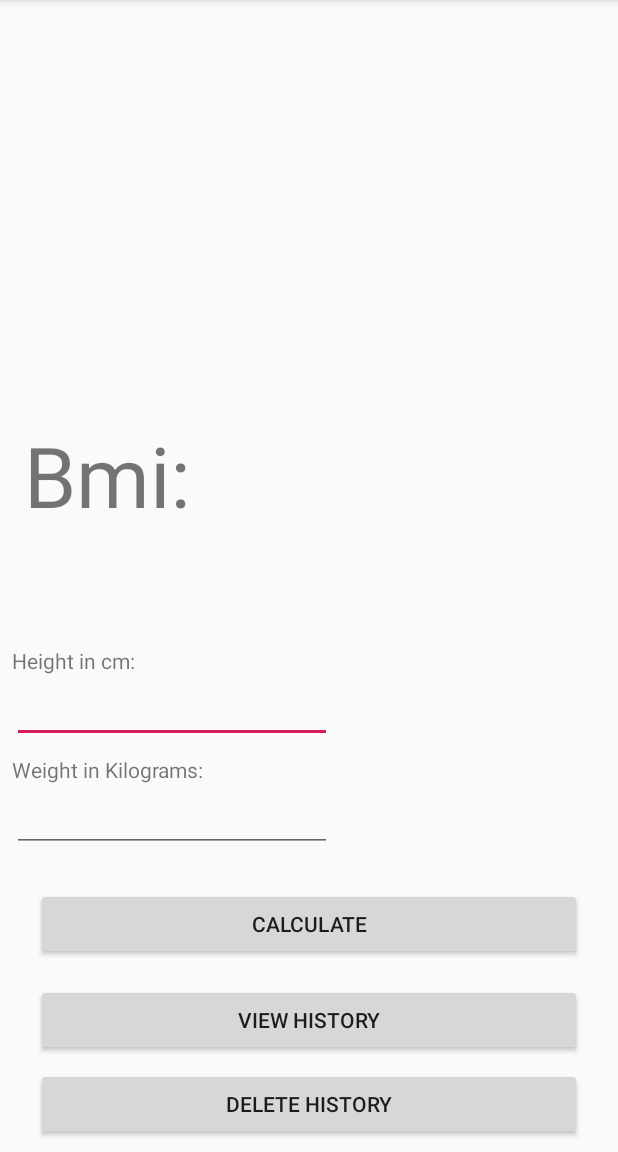
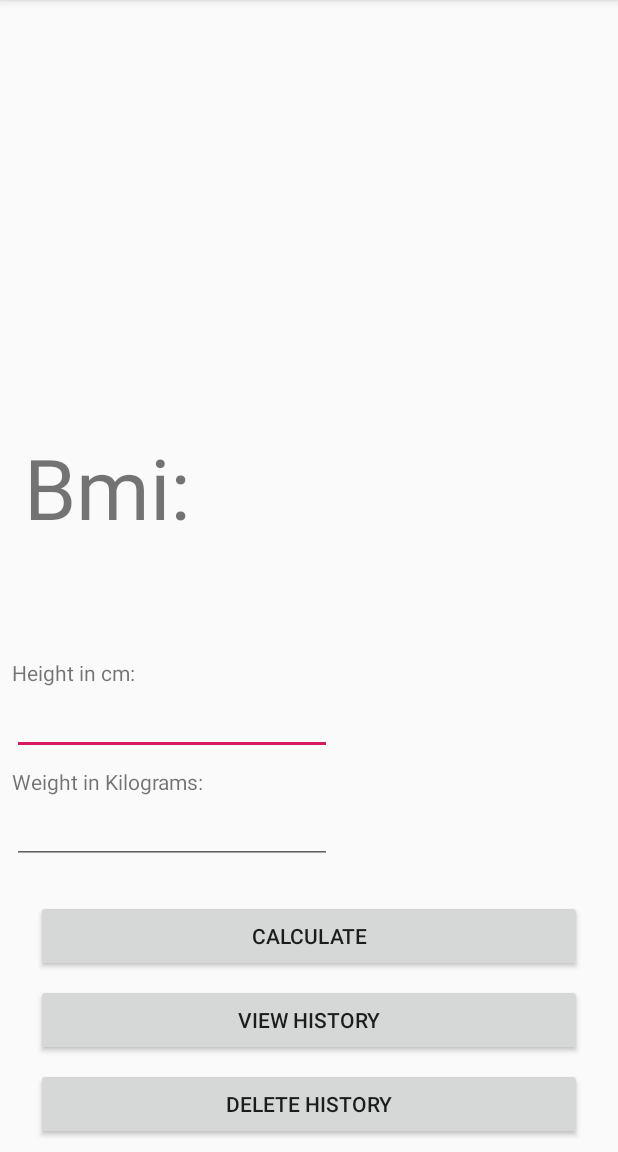
Before and after one commit to AlexPlom/android-university-project, an Android app: the screen it shows after launch (MainActivity), on a phone screen of 412 x 824 dp, the part 84-1236 px from its top. Run offline under Robolectric (Android 15) with nearby library versions, the phone set to English and light mode, and no system bars.

Commit message:
Minor improvement

```diff
--- a/app/src/main/res/layout/activity_main.xml
+++ b/app/src/main/res/layout/activity_main.xml
@@ -14,7 +14,7 @@
             app:layout_constraintStart_toStartOf="parent"
             android:layout_marginLeft="24dp" android:layout_marginStart="24dp"
             app:layout_constraintEnd_toEndOf="parent" android:layout_marginEnd="24dp"
-            android:layout_marginRight="24dp" android:layout_marginBottom="16dp"
+            android:layout_marginRight="24dp" android:layout_marginBottom="8dp"
             app:layout_constraintBottom_toTopOf="@+id/viewHistoryButton"/>
     <TextView
             android:layout_width="wrap_content"
```
